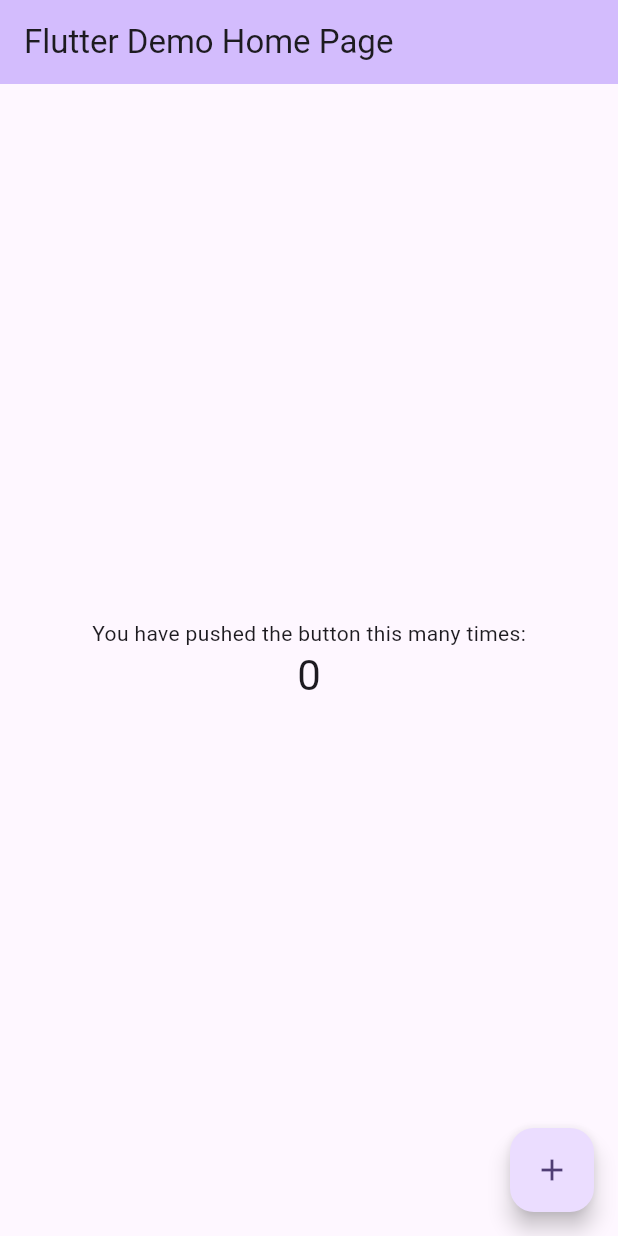
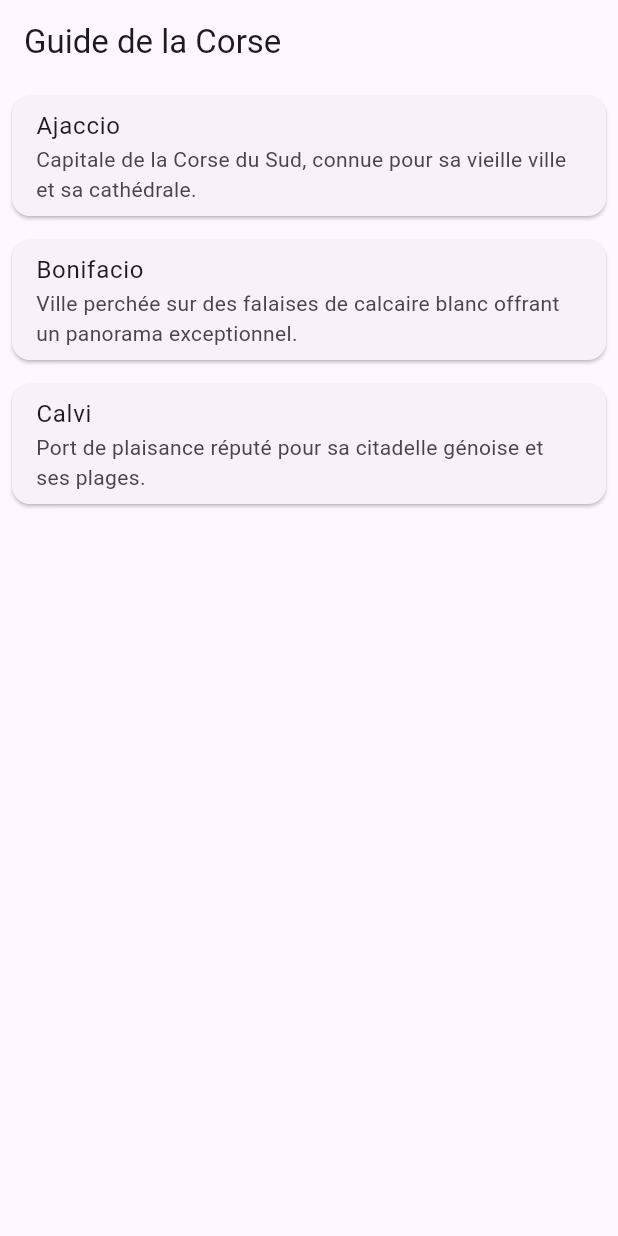
Before and after one commit to MSJ2025/test, a Flutter app: the screen it shows after launch, on a phone screen of 412 x 824 dp. Run offline on Flutter 3.47's test engine with Material 3 defaults, Android fonts, the phone set to English and light mode, and no system bars.

Commit message:
Add basic Corsica guide pages

```diff
--- /dev/null
+++ b/lib/destination_page.dart
@@ -0,0 +1,41 @@
+import 'package:flutter/material.dart';
+
+class Destination {
+  final String name;
+  final String description;
+
+  const Destination(this.name, this.description);
+}
+
+const List<Destination> destinations = [
+  Destination('Ajaccio',
+      'Capitale de la Corse du Sud, connue pour sa vieille ville et sa cathédrale.'),
+  Destination('Bonifacio',
+      'Ville perchée sur des falaises de calcaire blanc offrant un panorama exceptionnel.'),
+  Destination('Calvi',
+      'Port de plaisance réputé pour sa citadelle génoise et ses plages.'),
+];
+
+class DestinationPage extends StatelessWidget {
+  const DestinationPage({super.key});
+
+  @override
+  Widget build(BuildContext context) {
+    return Scaffold(
+      appBar: AppBar(title: const Text('Guide de la Corse')),
+      body: ListView.builder(
+        itemCount: destinations.length,
+        itemBuilder: (context, index) {
+          final dest = destinations[index];
+          return Card(
+            margin: const EdgeInsets.all(8),
+            child: ListTile(
+              title: Text(dest.name),
+              subtitle: Text(dest.description),
+            ),
+          );
+        },
+      ),
+    );
+  }
+}
--- a/lib/main.dart
+++ b/lib/main.dart
@@ -1,4 +1,5 @@
 import 'package:flutter/material.dart';
+import 'destination_page.dart';
 
 void main() {
   runApp(const MyApp());
@@ -30,93 +31,7 @@ class MyApp extends StatelessWidget {
         // tested with just a hot reload.
         colorScheme: ColorScheme.fromSeed(seedColor: Colors.deepPurple),
       ),
-      home: const MyHomePage(title: 'Flutter Demo Home Page'),
+      home: const DestinationPage(),
     );
   }
 }
-
-class MyHomePage extends StatefulWidget {
-  const MyHomePage({super.key, required this.title});
-
-  // This widget is the home page of your application. It is stateful, meaning
-  // that it has a State object (defined below) that contains fields that affect
-  // how it looks.
-
-  // This class is the configuration for the state. It holds the values (in this
-  // case the title) provided by the parent (in this case the App widget) and
-  // used by the build method of the State. Fields in a Widget subclass are
-  // always marked "final".
-
-  final String title;
-
-  @override
-  State<MyHomePage> createState() => _MyHomePageState();
-}
-
-class _MyHomePageState extends State<MyHomePage> {
-  int _counter = 0;
-
-  void _incrementCounter() {
-    setState(() {
-      // This call to setState tells the Flutter framework that something has
-      // changed in this State, which causes it to rerun the build method below
-      // so that the display can reflect the updated values. If we changed
-      // _counter without calling setState(), then the build method would not be
-      // called again, and so nothing would appear to happen.
-      _counter++;
-    });
-  }
-
-  @override
-  Widget build(BuildContext context) {
-    // This method is rerun every time setState is called, for instance as done
-    // by the _incrementCounter method above.
-    //
-    // The Flutter framework has been optimized to make rerunning build methods
-    // fast, so that you can just rebuild anything that needs updating rather
-    // than having to individually change instances of widgets.
-    return Scaffold(
-      appBar: AppBar(
-        // TRY THIS: Try changing the color here to a specific color (to
-        // Colors.amber, perhaps?) and trigger a hot reload to see the AppBar
-        // change color while the other colors stay the same.
-        backgroundColor: Theme.of(context).colorScheme.inversePrimary,
-        // Here we take the value from the MyHomePage object that was created by
-        // the App.build method, and use it to set our appbar title.
-        title: Text(widget.title),
-      ),
-      body: Center(
-        // Center is a layout widget. It takes a single child and positions it
-        // in the middle of the parent.
-        child: Column(
-          // Column is also a layout widget. It takes a list of children and
-          // arranges them vertically. By default, it sizes itself to fit its
-          // children horizontally, and tries to be as tall as its parent.
-          //
-          // Column has various properties to control how it sizes itself and
-          // how it positions its children. Here we use mainAxisAlignment to
-          // center the children vertically; the main axis here is the vertical
-          // axis because Columns are vertical (the cross axis would be
-          // horizontal).
-          //
-          // TRY THIS: Invoke "debug painting" (choose the "Toggle Debug Paint"
-          // action in the IDE, or press "p" in the console), to see the
-          // wireframe for each widget.
-          mainAxisAlignment: MainAxisAlignment.center,
-          children: <Widget>[
-            const Text('You have pushed the button this many times:'),
-            Text(
-              '$_counter',
-              style: Theme.of(context).textTheme.headlineMedium,
-            ),
-          ],
-        ),
-      ),
-      floatingActionButton: FloatingActionButton(
-        onPressed: _incrementCounter,
-        tooltip: 'Increment',
-        child: const Icon(Icons.add),
-      ), // This trailing comma makes auto-formatting nicer for build methods.
-    );
-  }
-}
--- a/pubspec.yaml
+++ b/pubspec.yaml
@@ -1,5 +1,5 @@
 name: appli
-description: "A new Flutter project."
+description: "Guide touristique simplifié de la Corse"
 # The following line prevents the package from being accidentally published to
 # pub.dev using `flutter pub publish`. This is preferred for private packages.
 publish_to: 'none' # Remove this line if you wish to publish to pub.dev
@@ -34,6 +34,8 @@ dependencies:
   # The following adds the Cupertino Icons font to your application.
   # Use with the CupertinoIcons class for iOS style icons.
   cupertino_icons: ^1.0.8
+  google_maps_flutter: ^2.2.5
+  google_mobile_ads: ^3.0.0
 
 dev_dependencies:
   flutter_test:
```
Also changed, not shown: 1 other file.
